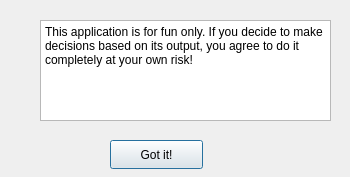
Before: the Qt Designer form disclaimer.ui in tvb2/happinessMeter, drawn with Qt 5.
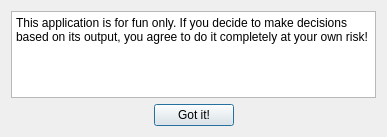
After: the same form once the commit is applied.

```diff
--- a/disclaimer.ui
+++ b/disclaimer.ui
@@ -6,8 +6,8 @@
    <rect>
     <x>0</x>
     <y>0</y>
-    <width>350</width>
-    <height>177</height>
+    <width>387</width>
+    <height>137</height>
    </rect>
   </property>
   <property name="windowTitle">
@@ -16,15 +16,11 @@
   <property name="modal">
    <bool>true</bool>
   </property>
+  <layout class="QGridLayout" name="gridLayout">
+   <item row="0" column="0">
+    <layout class="QVBoxLayout" name="verticalLayout">
+     <item>
   <widget class="QPlainTextEdit" name="plainTextEdit">
-   <property name="geometry">
-    <rect>
-     <x>40</x>
-     <y>20</y>
-     <width>291</width>
-     <height>101</height>
-    </rect>
-   </property>
    <property name="autoFillBackground">
     <bool>true</bool>
    </property>
@@ -35,19 +31,47 @@
     <string>This application is for fun only. If you decide to make decisions based on its output, you agree to do it completely at your own risk!</string>
    </property>
   </widget>
+     </item>
+     <item>
+      <layout class="QHBoxLayout" name="horizontalLayout">
+       <item>
+        <spacer name="horizontalSpacer">
+         <property name="orientation">
+          <enum>Qt::Horizontal</enum>
+         </property>
+         <property name="sizeHint" stdset="0">
+          <size>
+           <width>40</width>
+           <height>20</height>
+          </size>
+         </property>
+        </spacer>
+       </item>
+       <item>
   <widget class="QPushButton" name="PBGotIt">
-   <property name="geometry">
-    <rect>
-     <x>110</x>
-     <y>140</y>
-     <width>93</width>
-     <height>29</height>
-    </rect>
-   </property>
    <property name="text">
     <string>Got it!</string>
    </property>
   </widget>
+       </item>
+       <item>
+        <spacer name="horizontalSpacer_2">
+         <property name="orientation">
+          <enum>Qt::Horizontal</enum>
+         </property>
+         <property name="sizeHint" stdset="0">
+          <size>
+           <width>40</width>
+           <height>20</height>
+          </size>
+         </property>
+        </spacer>
+       </item>
+      </layout>
+     </item>
+    </layout>
+   </item>
+  </layout>
  </widget>
  <resources/>
  <connections/>
```
Lines whose indentation alone changed are shown as unchanged.
